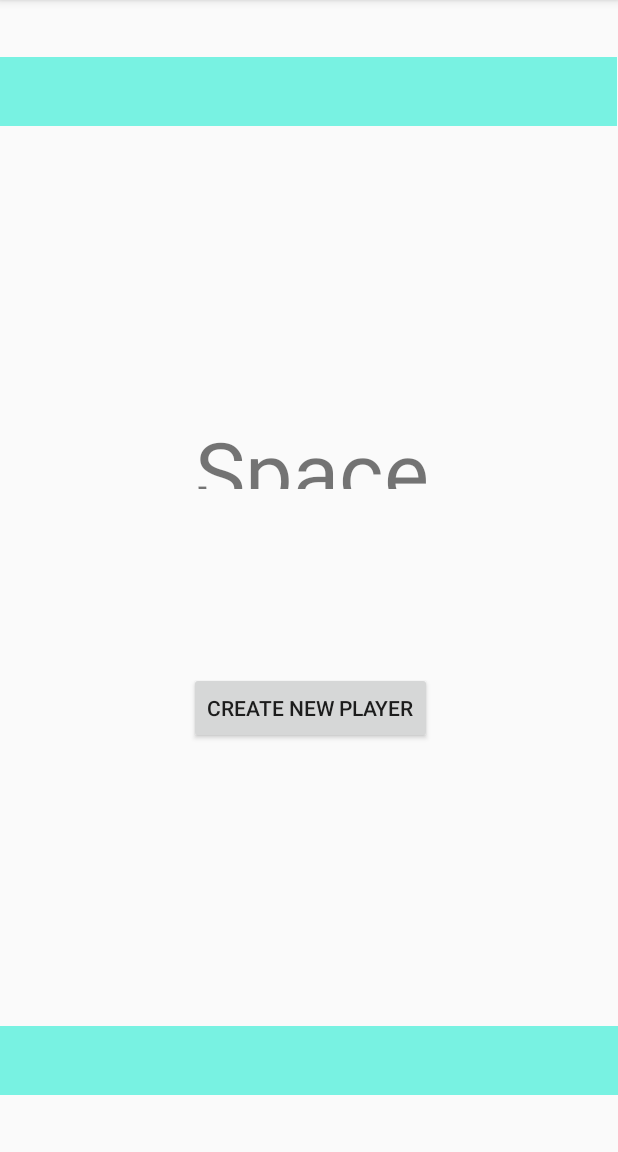
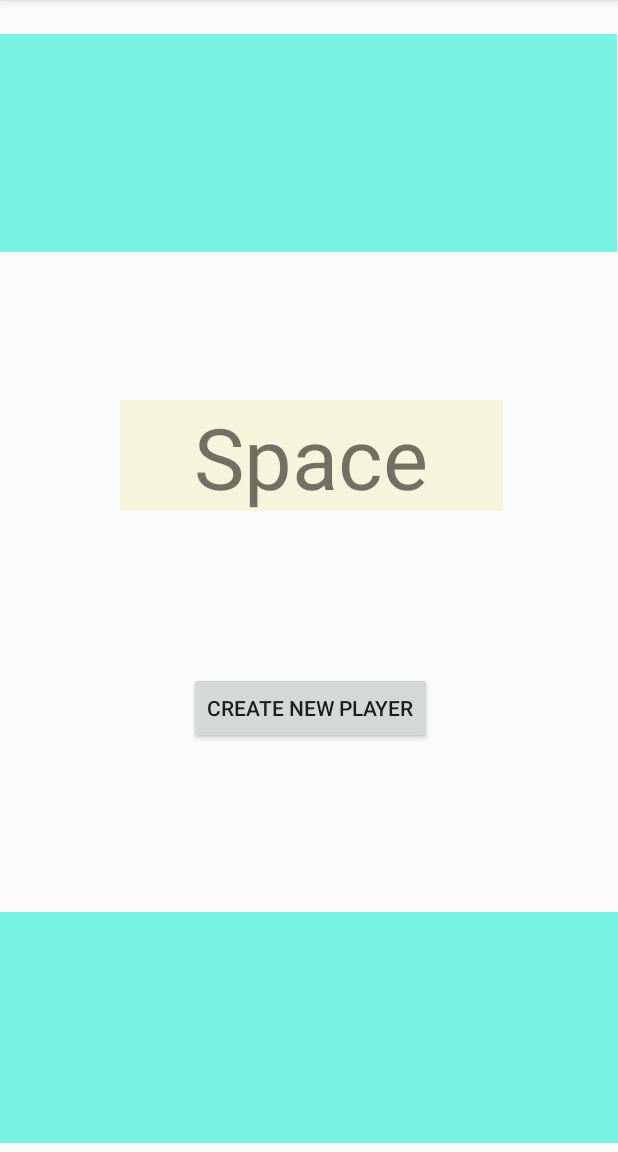
Before and after one commit to sairapoonnen/CS2340SpaceTraderProject, an Android app: the screen it shows after launch (MainActivity), on a phone screen of 412 x 824 dp, the part 84-1236 px from its top. Run offline under Robolectric (Android 15) with nearby library versions, the phone set to English and light mode, and no system bars; Roboto replaces fonts that are not available here.

Commit message:
Edited xml files

```diff
--- a/app/src/main/res/layout/activity_main.xml
+++ b/app/src/main/res/layout/activity_main.xml
@@ -8,19 +8,20 @@
 
     <ImageView
         android:id="@+id/imageView3"
-        android:layout_width="412dp"
-        android:layout_height="46dp"
-        android:layout_marginTop="684dp"
+        android:layout_width="416dp"
+        android:layout_height="154dp"
+        android:layout_marginTop="608dp"
         app:layout_constraintEnd_toEndOf="parent"
         app:layout_constraintTop_toTopOf="parent"
         app:srcCompat="@color/colorAccent" />
 
     <TextView
-        android:layout_width="195dp"
-        android:layout_height="50dp"
+        android:layout_width="255dp"
+        android:layout_height="74dp"
+        android:background="@color/Beige"
+        android:gravity="center"
         android:text="Space Trader"
         android:textSize="85px"
-        android:gravity="center"
         app:fontFamily="@font/alegreya_sans_sc"
         app:layout_constraintBottom_toBottomOf="parent"
         app:layout_constraintHorizontal_bias="0.51"
@@ -50,11 +51,11 @@
     <ImageView
         android:id="@+id/imageView2"
         android:layout_width="411dp"
-        android:layout_height="46dp"
-        android:layout_marginBottom="684dp"
+        android:layout_height="145dp"
+        android:layout_marginBottom="600dp"
         app:layout_constraintBottom_toBottomOf="parent"
         app:srcCompat="@color/colorAccent"
-        tools:layout_editor_absoluteX="1dp"
-        tools:ignore="MissingConstraints" />
+        tools:ignore="MissingConstraints"
+        tools:layout_editor_absoluteX="1dp" />
 
 </android.support.constraint.ConstraintLayout>
--- a/app/src/main/res/values/strings.xml
+++ b/app/src/main/res/values/strings.xml
@@ -4,4 +4,5 @@
     <color name="White">#FFFFFF</color>
     <color name="LavenderBlush">#FFF0F5</color>
     <color name="LemonChiffon">#FFFACD</color>
+    <color name="Beige">#F5F5DC</color>
 </resources>
```
Also changed, not shown: 643 other files.
